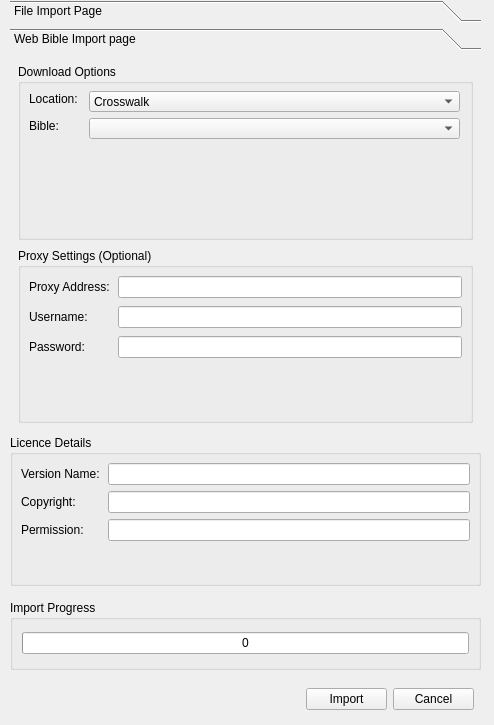
zonArt/openlp, file resources/forms/bibleimportdialog.ui: the form before one commit.
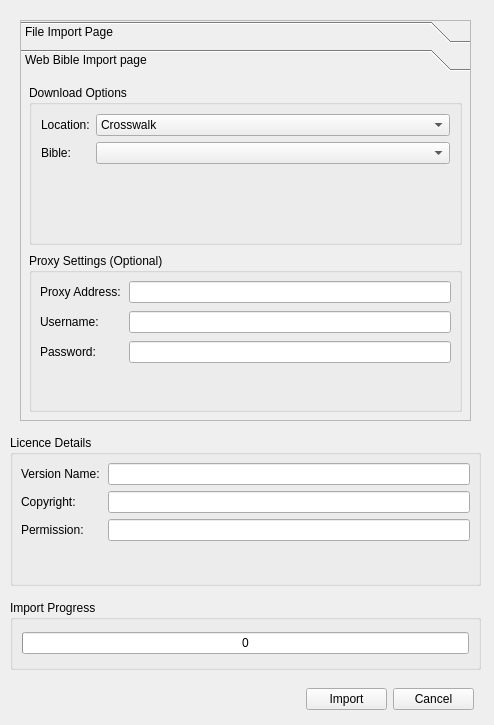
The form after the commit. The open tabs and pages were chosen to show the change. Icons and pictures are not drawn.

Commit message: Fix dialogs to be Qwidget instead of Qdialog

The edit to the form file:
```diff
--- a/resources/forms/bibleimportdialog.ui
+++ b/resources/forms/bibleimportdialog.ui
@@ -1,7 +1,7 @@
 <?xml version="1.0" encoding="UTF-8"?>
 <ui version="4.0">
  <class>BibleImportDialog</class>
- <widget class="QDialog" name="BibleImportDialog">
+ <widget class="QWidget" name="BibleImportDialog">
   <property name="geometry">
    <rect>
     <x>0</x>
@@ -20,12 +20,15 @@
   <widget class="QToolBox" name="ImportToolBox">
    <property name="geometry">
     <rect>
-     <x>10</x>
-     <y>0</y>
-     <width>471</width>
-     <height>431</height>
+     <x>20</x>
+     <y>20</y>
+     <width>451</width>
+     <height>401</height>
     </rect>
    </property>
+   <property name="frameShape">
+    <enum>QFrame::StyledPanel</enum>
+   </property>
    <property name="currentIndex">
     <number>1</number>
    </property>
@@ -175,8 +178,8 @@
      <rect>
       <x>0</x>
       <y>0</y>
-      <width>471</width>
-      <height>371</height>
+      <width>192</width>
+      <height>228</height>
      </rect>
     </property>
     <attribute name="label">
@@ -194,56 +197,32 @@
        <property name="title">
         <string>Download Options</string>
        </property>
+       <layout class="QFormLayout" name="formLayout_2">
+        <item row="0" column="0">
        <widget class="QLabel" name="LocationLabel">
-        <property name="geometry">
-         <rect>
-          <x>11</x>
-          <y>27</y>
-          <width>54</width>
-          <height>16</height>
-         </rect>
-        </property>
         <property name="text">
          <string>Location:</string>
         </property>
        </widget>
+        </item>
+        <item row="0" column="1">
        <widget class="QComboBox" name="LocationComboBox">
-        <property name="geometry">
-         <rect>
-          <x>71</x>
-          <y>27</y>
-          <width>371</width>
-          <height>21</height>
-         </rect>
-        </property>
         <item>
          <property name="text">
           <string>Crosswalk</string>
          </property>
         </item>
        </widget>
+        </item>
+        <item row="1" column="0">
        <widget class="QLabel" name="BibleLabel">
-        <property name="geometry">
-         <rect>
-          <x>11</x>
-          <y>54</y>
-          <width>34</width>
-          <height>16</height>
-         </rect>
-        </property>
         <property name="text">
          <string>Bible:</string>
         </property>
        </widget>
+        </item>
+        <item row="1" column="1">
        <widget class="QComboBox" name="BibleComboBox">
-        <property name="geometry">
-         <rect>
-          <x>71</x>
-          <y>54</y>
-          <width>371</width>
-          <height>21</height>
-         </rect>
-        </property>
         <item>
          <property name="text">
           <string/>
@@ -260,6 +239,8 @@
          </property>
         </item>
        </widget>
+        </item>
+       </layout>
        <zorder>BibleComboBox</zorder>
        <zorder>LocationLabel</zorder>
        <zorder>BibleLabel</zorder>
@@ -382,7 +363,7 @@
     <rect>
      <x>20</x>
      <y>670</y>
-     <width>451</width>
+     <width>271</width>
      <height>17</height>
     </rect>
    </property>
```
Left out of the diff: 14 changed lines with no effect on the pictures. Lines whose indentation alone changed are shown as unchanged. The commit also changes 3 other files.
